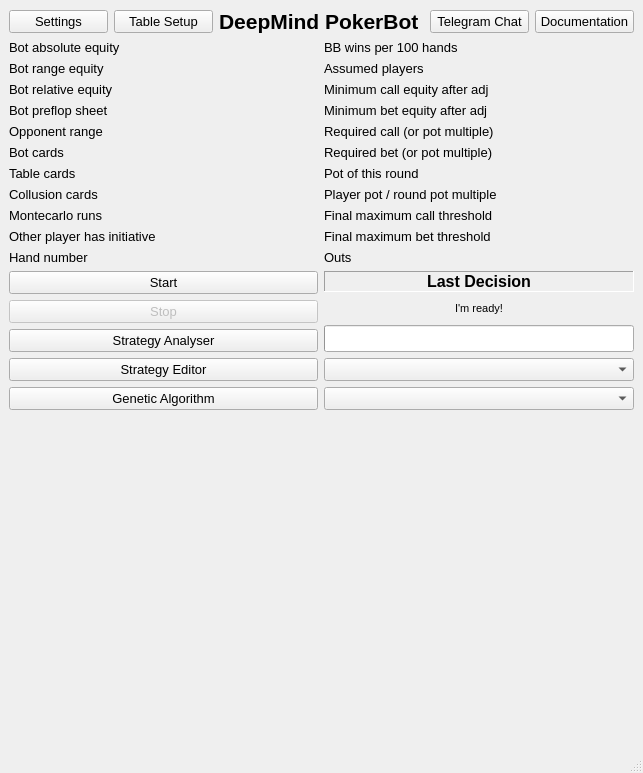
The window that poker/gui/ui/main_form.ui (dickreuter/Poker) describes before a commit, drawn with Qt 5.
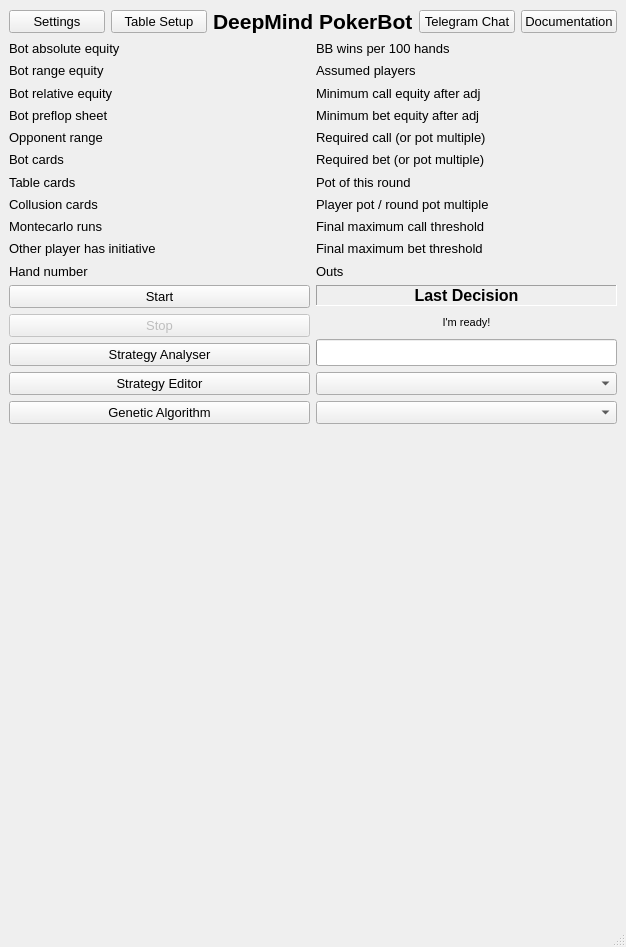
The same window after the commit.

Commit message: gui improvements preflop strategy improvements

What changed in the file:
```diff
--- a/poker/gui/ui/main_form.ui
+++ b/poker/gui/ui/main_form.ui
@@ -9,8 +9,8 @@
    <rect>
     <x>0</x>
     <y>0</y>
-    <width>643</width>
-    <height>773</height>
+    <width>626</width>
+    <height>947</height>
    </rect>
   </property>
   <property name="font">
@@ -25,7 +25,40 @@
    <bool>true</bool>
   </property>
   <widget class="QWidget" name="centralwidget">
-   <layout class="QGridLayout" name="gridLayout">
+   <property name="acceptDrops">
+    <bool>false</bool>
+   </property>
+   <layout class="QGridLayout" name="_2">
+    <property name="bottomMargin">
+     <number>8</number>
+    </property>
+    <item row="0" column="1">
+     <widget class="QPushButton" name="button_table_setup">
+      <property name="font">
+       <font>
+        <pointsize>10</pointsize>
+       </font>
+      </property>
+      <property name="toolTip">
+       <string>Learn to recognize a different table</string>
+      </property>
+      <property name="text">
+       <string>Table Setup</string>
+      </property>
+     </widget>
+    </item>
+    <item row="0" column="5">
+     <widget class="QPushButton" name="pushButton_help">
+      <property name="font">
+       <font>
+        <pointsize>10</pointsize>
+       </font>
+      </property>
+      <property name="text">
+       <string>Documentation</string>
+      </property>
+     </widget>
+    </item>
     <item row="8" column="0" colspan="3">
      <layout class="QVBoxLayout" name="vLayout">
       <item>
@@ -33,20 +66,6 @@
       </item>
      </layout>
     </item>
-    <item row="0" column="2" colspan="2">
-     <widget class="QLabel" name="label_11">
-      <property name="font">
-       <font>
-        <pointsize>16</pointsize>
-        <weight>75</weight>
-        <bold>true</bold>
-       </font>
-      </property>
-      <property name="text">
-       <string>DeepMind PokerBot</string>
-      </property>
-     </widget>
-    </item>
     <item row="9" column="3" colspan="3">
      <layout class="QVBoxLayout" name="vLayout4">
       <item>
@@ -54,6 +73,21 @@
       </item>
      </layout>
     </item>
+    <item row="0" column="0">
+     <widget class="QPushButton" name="pushButton_setup">
+      <property name="font">
+       <font>
+        <pointsize>10</pointsize>
+       </font>
+      </property>
+      <property name="toolTip">
+       <string>&lt;html&gt;&lt;head/&gt;&lt;body&gt;&lt;p&gt;Setup which virtual machine the bot should access. You need to install Virtualbox to use this function (available for free). The pokerstars software will then run in the virtualbox and the pokerbot needs to run outside of the virtualbox.&lt;/p&gt;&lt;/body&gt;&lt;/html&gt;</string>
+      </property>
+      <property name="text">
+       <string>Settings</string>
+      </property>
+     </widget>
+    </item>
     <item row="5" column="0" colspan="3">
      <layout class="QVBoxLayout" name="verticalLayout_7">
       <item>
@@ -142,28 +176,440 @@
       </item>
      </layout>
     </item>
-    <item row="8" column="3" colspan="3">
-     <layout class="QVBoxLayout" name="vLayout2">
-      <item>
-       <widget class="QWidget" name="widget_4" native="true"/>
-      </item>
-     </layout>
-    </item>
-    <item row="0" column="0">
-     <widget class="QPushButton" name="pushButton_setup">
+    <item row="0" column="4">
+     <widget class="QPushButton" name="open_chat">
       <property name="font">
        <font>
         <pointsize>10</pointsize>
        </font>
       </property>
-      <property name="toolTip">
-       <string>&lt;html&gt;&lt;head/&gt;&lt;body&gt;&lt;p&gt;Setup which virtual machine the bot should access. You need to install Virtualbox to use this function (available for free). The pokerstars software will then run in the virtualbox and the pokerbot needs to run outside of the virtualbox.&lt;/p&gt;&lt;/body&gt;&lt;/html&gt;</string>
+      <property name="text">
+       <string>Telegram Chat</string>
       </property>
+     </widget>
+    </item>
+    <item row="3" column="0" colspan="2">
+     <layout class="QVBoxLayout" name="verticalLayout_4">
+      <item>
+       <widget class="QLabel" name="label_2">
+        <property name="font">
+         <font>
+          <pointsize>10</pointsize>
+         </font>
+        </property>
+        <property name="text">
+         <string>Bot absolute equity</string>
+        </property>
+       </widget>
+      </item>
+      <item>
+       <widget class="QLabel" name="label_19">
+        <property name="font">
+         <font>
+          <pointsize>10</pointsize>
+         </font>
+        </property>
+        <property name="text">
+         <string>Bot range equity</string>
+        </property>
+       </widget>
+      </item>
+      <item>
+       <widget class="QLabel" name="label_20">
+        <property name="font">
+         <font>
+          <pointsize>10</pointsize>
+         </font>
+        </property>
+        <property name="text">
+         <string>Bot relative equity</string>
+        </property>
+       </widget>
+      </item>
+      <item>
+       <widget class="QLabel" name="label_9">
+        <property name="font">
+         <font>
+          <pointsize>10</pointsize>
+         </font>
+        </property>
+        <property name="text">
+         <string>Bot preflop sheet</string>
+        </property>
+       </widget>
+      </item>
+      <item>
+       <widget class="QLabel" name="label_13">
+        <property name="font">
+         <font>
+          <pointsize>10</pointsize>
+         </font>
+        </property>
+        <property name="text">
+         <string>Opponent range</string>
+        </property>
+       </widget>
+      </item>
+      <item>
+       <widget class="QLabel" name="label_14">
+        <property name="font">
+         <font>
+          <pointsize>10</pointsize>
+         </font>
+        </property>
+        <property name="text">
+         <string>Bot cards</string>
+        </property>
+       </widget>
+      </item>
+      <item>
+       <widget class="QLabel" name="label_16">
+        <property name="font">
+         <font>
+          <pointsize>10</pointsize>
+         </font>
+        </property>
+        <property name="text">
+         <string>Table cards</string>
+        </property>
+       </widget>
+      </item>
+      <item>
+       <widget class="QLabel" name="label_17">
+        <property name="font">
+         <font>
+          <pointsize>10</pointsize>
+         </font>
+        </property>
+        <property name="text">
+         <string>Collusion cards</string>
+        </property>
+       </widget>
+      </item>
+      <item>
+       <widget class="QLabel" name="label_15">
+        <property name="font">
+         <font>
+          <pointsize>10</pointsize>
+         </font>
+        </property>
+        <property name="text">
+         <string>Montecarlo runs</string>
+        </property>
+       </widget>
+      </item>
+      <item>
+       <widget class="QLabel" name="label_18">
+        <property name="font">
+         <font>
+          <pointsize>10</pointsize>
+         </font>
+        </property>
+        <property name="text">
+         <string>Other player has initiative</string>
+        </property>
+       </widget>
+      </item>
+      <item>
+       <widget class="QLabel" name="label">
+        <property name="font">
+         <font>
+          <pointsize>10</pointsize>
+         </font>
+        </property>
+        <property name="text">
+         <string>Hand number</string>
+        </property>
+       </widget>
+      </item>
+     </layout>
+    </item>
+    <item row="0" column="2" colspan="2">
+     <widget class="QLabel" name="label_11">
+      <property name="font">
+       <font>
+        <pointsize>16</pointsize>
+        <weight>75</weight>
+        <bold>true</bold>
+       </font>
+      </property>
       <property name="text">
-       <string>Settings</string>
+       <string>DeepMind PokerBot</string>
       </property>
      </widget>
     </item>
+    <item row="3" column="5">
+     <layout class="QVBoxLayout" name="verticalLayout_6">
+      <item>
+       <widget class="QLabel" name="winnings">
+        <property name="font">
+         <font>
+          <pointsize>10</pointsize>
+         </font>
+        </property>
+        <property name="text">
+         <string/>
+        </property>
+       </widget>
+      </item>
+      <item>
+       <widget class="QLabel" name="assumed_players">
+        <property name="font">
+         <font>
+          <pointsize>10</pointsize>
+         </font>
+        </property>
+        <property name="text">
+         <string/>
+        </property>
+       </widget>
+      </item>
+      <item>
+       <widget class="QLabel" name="mincallequity">
+        <property name="font">
+         <font>
+          <pointsize>10</pointsize>
+         </font>
+        </property>
+        <property name="text">
+         <string/>
+        </property>
+       </widget>
+      </item>
+      <item>
+       <widget class="QLabel" name="minbetequity">
+        <property name="font">
+         <font>
+          <pointsize>10</pointsize>
+         </font>
+        </property>
+        <property name="text">
+         <string/>
+        </property>
+       </widget>
+      </item>
+      <item>
+       <widget class="QLabel" name="required_mincall">
+        <property name="font">
+         <font>
+          <pointsize>10</pointsize>
+         </font>
+        </property>
+        <property name="text">
+         <string/>
+        </property>
+       </widget>
+      </item>
+      <item>
+       <widget class="QLabel" name="required_minbet">
+        <property name="font">
+         <font>
+          <pointsize>10</pointsize>
+         </font>
+        </property>
+        <property name="text">
+         <string/>
+        </property>
+       </widget>
+      </item>
+      <item>
+       <widget class="QLabel" name="round_pot">
+        <property name="font">
+         <font>
+          <pointsize>10</pointsize>
+         </font>
+        </property>
+        <property name="text">
+         <string/>
+        </property>
+       </widget>
+      </item>
+      <item>
+       <widget class="QLabel" name="pot_multiple">
+        <property name="font">
+         <font>
+          <pointsize>10</pointsize>
+         </font>
+        </property>
+        <property name="text">
+         <string/>
+        </property>
+       </widget>
+      </item>
+      <item>
+       <widget class="QLabel" name="calllimit">
+        <property name="font">
+         <font>
+          <pointsize>10</pointsize>
+         </font>
+        </property>
+        <property name="text">
+         <string/>
+        </property>
+       </widget>
+      </item>
+      <item>
+       <widget class="QLabel" name="betlimit">
+        <property name="font">
+         <font>
+          <pointsize>10</pointsize>
+         </font>
+        </property>
+        <property name="text">
+         <string/>
+        </property>
+       </widget>
+      </item>
+      <item>
+       <widget class="QLabel" name="outs">
+        <property name="font">
+         <font>
+          <pointsize>10</pointsize>
+         </font>
+        </property>
+        <property name="text">
+         <string/>
+        </property>
+       </widget>
+      </item>
+     </layout>
+    </item>
+    <item row="3" column="2">
+     <layout class="QVBoxLayout" name="verticalLayout_3">
+      <item>
+       <widget class="QLabel" name="equity">
+        <property name="font">
+         <font>
+          <pointsize>10</pointsize>
+         </font>
+        </property>
+        <property name="text">
+         <string/>
+        </property>
+       </widget>
+      </item>
+      <item>
+       <widget class="QLabel" name="range_equity">
+        <property name="font">
+         <font>
+          <pointsize>10</pointsize>
+         </font>
+        </property>
+        <property name="text">
+         <string/>
+        </property>
+       </widget>
+      </item>
+      <item>
+       <widget class="QLabel" name="relative_equity">
+        <property name="font">
+         <font>
+          <pointsize>10</pointsize>
+         </font>
+        </property>
+        <property name="text">
+         <string/>
+        </property>
+       </widget>
+      </item>
+      <item>
+       <widget class="QLabel" name="sheetname">
+        <property name="font">
+         <font>
+          <pointsize>10</pointsize>
+         </font>
+        </property>
+        <property name="text">
+         <string/>
+        </property>
+       </widget>
+      </item>
+      <item>
+       <widget class="QLabel" name="opponent_range">
+        <property name="font">
+         <font>
+          <pointsize>10</pointsize>
+         </font>
+        </property>
+        <property name="text">
+         <string/>
+        </property>
+       </widget>
+      </item>
+      <item>
+       <widget class="QLabel" name="mycards">
+        <property name="font">
+         <font>
+          <pointsize>10</pointsize>
+         </font>
+        </property>
+        <property name="text">
+         <string/>
+        </property>
+       </widget>
+      </item>
+      <item>
+       <widget class="QLabel" name="tablecards">
+        <property name="font">
+         <font>
+          <pointsize>10</pointsize>
+         </font>
+        </property>
+        <property name="text">
+         <string/>
+        </property>
+       </widget>
+      </item>
+      <item>
+       <widget class="QLabel" name="collusion_cards">
+        <property name="font">
+         <font>
+          <pointsize>10</pointsize>
+         </font>
+        </property>
+        <property name="text">
+         <string/>
+        </property>
+       </widget>
+      </item>
+      <item>
+       <widget class="QLabel" name="runs">
+        <property name="font">
+         <font>
+          <pointsize>10</pointsize>
+         </font>
+        </property>
+        <property name="text">
+         <string/>
+        </property>
+       </widget>
+      </item>
+      <item>
+       <widget class="QLabel" name="initiative">
+        <property name="font">
+         <font>
+          <pointsize>10</pointsize>
+         </font>
+        </property>
+        <property name="text">
+         <string/>
+        </property>
+       </widget>
+      </item>
+      <item>
+       <widget class="QLabel" name="gamenumber">
+        <property name="font">
+         <font>
+          <pointsize>10</pointsize>
+         </font>
+        </property>
+        <property name="text">
+         <string/>
+        </property>
+       </widget>
+      </item>
+     </layout>
+    </item>
     <item row="5" column="3" colspan="3">
      <layout class="QGridLayout" name="gridLayout_2">
       <item row="5" column="0">
@@ -274,142 +720,6 @@
       </item>
      </layout>
     </item>
-    <item row="3" column="5">
-     <layout class="QVBoxLayout" name="verticalLayout_6">
-      <item>
-       <widget class="QLabel" name="winnings">
-        <property name="font">
-         <font>
-          <pointsize>10</pointsize>
-         </font>
-        </property>
-        <property name="text">
-         <string/>
-        </property>
-       </widget>
-      </item>
-      <item>
-       <widget class="QLabel" name="assumed_players">
-        <property name="font">
-         <font>
-          <pointsize>10</pointsize>
-         </font>
-        </property>
-        <property name="text">
-         <string/>
-        </property>
-       </widget>
-      </item>
-      <item>
-       <widget class="QLabel" name="mincallequity">
-        <property name="font">
-         <font>
-          <pointsize>10</pointsize>
-         </font>
-        </property>
-        <property name="text">
-         <string/>
-        </property>
-       </widget>
-      </item>
-      <item>
-       <widget class="QLabel" name="minbetequity">
-        <property name="font">
-         <font>
-          <pointsize>10</pointsize>
-         </font>
-        </property>
-        <property name="text">
-         <string/>
-        </property>
-       </widget>
-      </item>
-      <item>
-       <widget class="QLabel" name="required_mincall">
-        <property name="font">
-         <font>
-          <pointsize>10</pointsize>
-         </font>
-        </property>
-        <property name="text">
-         <string/>
-        </property>
-       </widget>
-      </item>
-      <item>
-       <widget class="QLabel" name="required_minbet">
-        <property name="font">
-         <font>
-          <pointsize>10</pointsize>
-         </font>
-        </property>
-        <property name="text">
-         <string/>
-        </property>
-       </widget>
-      </item>
-      <item>
-       <widget class="QLabel" name="round_pot">
-        <property name="font">
-         <font>
-          <pointsize>10</pointsize>
-         </font>
-        </property>
-        <property name="text">
-         <string/>
-        </property>
-       </widget>
-      </item>
-      <item>
-       <widget class="QLabel" name="pot_multiple">
-        <property name="font">
-         <font>
-          <pointsize>10</pointsize>
-         </font>
-        </property>
-        <property name="text">
-         <string/>
-        </property>
-       </widget>
-      </item>
-      <item>
-       <widget class="QLabel" name="calllimit">
-        <property name="font">
-         <font>
-          <pointsize>10</pointsize>
-         </font>
-        </property>
-        <property name="text">
-         <string/>
-        </property>
-       </widget>
-      </item>
-      <item>
-       <widget class="QLabel" name="betlimit">
-        <property name="font">
-         <font>
-          <pointsize>10</pointsize>
-         </font>
-        </property>
-        <property name="text">
-         <string/>
-        </property>
-       </widget>
-      </item>
-      <item>
-       <widget class="QLabel" name="outs">
-        <property name="font">
-         <font>
-          <pointsize>10</pointsize>
-         </font>
-        </property>
-        <property name="text">
-         <string/>
-        </property>
-       </widget>
-      </item>
-     </layout>
-    </item>
     <item row="3" column="3" colspan="2">
      <layout class="QVBoxLayout" name="verticalLayout_5">
       <item>
@@ -546,317 +856,13 @@
       </item>
      </layout>
     </item>
-    <item row="3" column="2">
-     <layout class="QVBoxLayout" name="verticalLayout_3">
+    <item row="8" column="3" colspan="3">
+     <layout class="QVBoxLayout" name="vLayout2">
       <item>
-       <widget class="QLabel" name="equity">
-        <property name="font">
-         <font>
-          <pointsize>10</pointsize>
-         </font>
-        </property>
-        <property name="text">
-         <string/>
-        </property>
-       </widget>
+       <widget class="QWidget" name="widget_4" native="true"/>
       </item>
-      <item>
-       <widget class="QLabel" name="range_equity">
-        <property name="font">
-         <font>
-          <pointsize>10</pointsize>
-         </font>
-        </property>
-        <property name="text">
-         <string/>
-        </property>
-       </widget>
-      </item>
-      <item>
-       <widget class="QLabel" name="relative_equity">
-        <property name="font">
-         <font>
-          <pointsize>10</pointsize>
-         </font>
-        </property>
-        <property name="text">
-         <string/>
-        </property>
-       </widget>
-      </item>
-      <item>
-       <widget class="QLabel" name="sheetname">
-        <property name="font">
-         <font>
-          <pointsize>10</pointsize>
-         </font>
-        </property>
-        <property name="text">
-         <string/>
-        </property>
-       </widget>
-      </item>
-      <item>
-       <widget class="QLabel" name="opponent_range">
-        <property name="font">
-         <font>
-          <pointsize>10</pointsize>
-         </font>
-        </property>
-        <property name="text">
-         <string/>
-        </property>
-       </widget>
-      </item>
-      <item>
-       <widget class="QLabel" name="mycards">
-        <property name="font">
-         <font>
-          <pointsize>10</pointsize>
-         </font>
-        </property>
-        <property name="text">
-         <string/>
-        </property>
-       </widget>
-      </item>
-      <item>
-       <widget class="QLabel" name="tablecards">
-        <property name="font">
-         <font>
-          <pointsize>10</pointsize>
-         </font>
-        </property>
-        <property name="text">
-         <string/>
-        </property>
-       </widget>
-      </item>
-      <item>
-       <widget class="QLabel" name="collusion_cards">
-        <property name="font">
-         <font>
-          <pointsize>10</pointsize>
-         </font>
-        </property>
-        <property name="text">
-         <string/>
-        </property>
-       </widget>
-      </item>
-      <item>
-       <widget class="QLabel" name="runs">
-        <property name="font">
-         <font>
-          <pointsize>10</pointsize>
-         </font>
-        </property>
-        <property name="text">
-         <string/>
-        </property>
-       </widget>
-      </item>
-      <item>
-       <widget class="QLabel" name="initiative">
-        <property name="font">
-         <font>
-          <pointsize>10</pointsize>
-         </font>
-        </property>
-        <property name="text">
-         <string/>
-        </property>
-       </widget>
-      </item>
-      <item>
-       <widget class="QLabel" name="gamenumber">
-        <property name="font">
-         <font>
-          <pointsize>10</pointsize>
-         </font>
-        </property>
-        <property name="text">
-         <string/>
-        </property>
-       </widget>
-      </item>
      </layout>
     </item>
-    <item row="3" column="0" colspan="2">
-     <layout class="QVBoxLayout" name="verticalLayout_4">
-      <item>
-       <widget class="QLabel" name="label_2">
-        <property name="font">
-         <font>
-          <pointsize>10</pointsize>
-         </font>
-        </property>
-        <property name="text">
-         <string>Bot absolute equity</string>
-        </property>
-       </widget>
-      </item>
-      <item>
-       <widget class="QLabel" name="label_19">
-        <property name="font">
-         <font>
-          <pointsize>10</pointsize>
-         </font>
-        </property>
-        <property name="text">
-         <string>Bot range equity</string>
-        </property>
-       </widget>
-      </item>
-      <item>
-       <widget class="QLabel" name="label_20">
-        <property name="font">
-         <font>
-          <pointsize>10</pointsize>
-         </font>
-        </property>
-        <property name="text">
-         <string>Bot relative equity</string>
-        </property>
-       </widget>
-      </item>
-      <item>
-       <widget class="QLabel" name="label_9">
-        <property name="font">
-         <font>
-          <pointsize>10</pointsize>
-         </font>
-        </property>
-        <property name="text">
-         <string>Bot preflop sheet</string>
-        </property>
-       </widget>
-      </item>
-      <item>
-       <widget class="QLabel" name="label_13">
-        <property name="font">
-         <font>
-          <pointsize>10</pointsize>
-         </font>
-        </property>
-        <property name="text">
-         <string>Opponent range</string>
-        </property>
-       </widget>
-      </item>
-      <item>
-       <widget class="QLabel" name="label_14">
-        <property name="font">
-         <font>
-          <pointsize>10</pointsize>
-         </font>
-        </property>
-        <property name="text">
-         <string>Bot cards</string>
-        </property>
-       </widget>
-      </item>
-      <item>
-       <widget class="QLabel" name="label_16">
-        <property name="font">
-         <font>
-          <pointsize>10</pointsize>
-         </font>
-        </property>
-        <property name="text">
-         <string>Table cards</string>
-        </property>
-       </widget>
-      </item>
-      <item>
-       <widget class="QLabel" name="label_17">
-        <property name="font">
-         <font>
-          <pointsize>10</pointsize>
-         </font>
-        </property>
-        <property name="text">
-         <string>Collusion cards</string>
-        </property>
-       </widget>
-      </item>
-      <item>
-       <widget class="QLabel" name="label_15">
-        <property name="font">
-         <font>
-          <pointsize>10</pointsize>
-         </font>
-        </property>
-        <property name="text">
-         <string>Montecarlo runs</string>
-        </property>
-       </widget>
-      </item>
-      <item>
-       <widget class="QLabel" name="label_18">
-        <property name="font">
-         <font>
-          <pointsize>10</pointsize>
-         </font>
-        </property>
-        <property name="text">
-         <string>Other player has initiative</string>
-        </property>
-       </widget>
-      </item>
-      <item>
-       <widget class="QLabel" name="label">
-        <property name="font">
-         <font>
-          <pointsize>10</pointsize>
-         </font>
-        </property>
-        <property name="text">
-         <string>Hand number</string>
-        </property>
-       </widget>
-      </item>
-     </layout>
-    </item>
-    <item row="0" column="1">
-     <widget class="QPushButton" name="button_table_setup">
-      <property name="font">
-       <font>
-        <pointsize>10</pointsize>
-       </font>
-      </property>
-      <property name="toolTip">
-       <string>Learn to recognize a different table</string>
-      </property>
-      <property name="text">
-       <string>Table Setup</string>
-      </property>
-     </widget>
-    </item>
-    <item row="0" column="5">
-     <widget class="QPushButton" name="pushButton_help">
-      <property name="font">
-       <font>
-        <pointsize>10</pointsize>
-       </font>
-      </property>
-      <property name="text">
-       <string>Documentation</string>
-      </property>
-     </widget>
-    </item>
-    <item row="0" column="4">
-     <widget class="QPushButton" name="open_chat">
-      <property name="font">
-       <font>
-        <pointsize>10</pointsize>
-       </font>
-      </property>
-      <property name="text">
-       <string>Telegram Chat</string>
-      </property>
-     </widget>
-    </item>
    </layout>
   </widget>
   <widget class="QStatusBar" name="statusbar">
```
Left out of the diff: 6 changed lines with no effect on the pictures. The commit also changes 18 other files.
